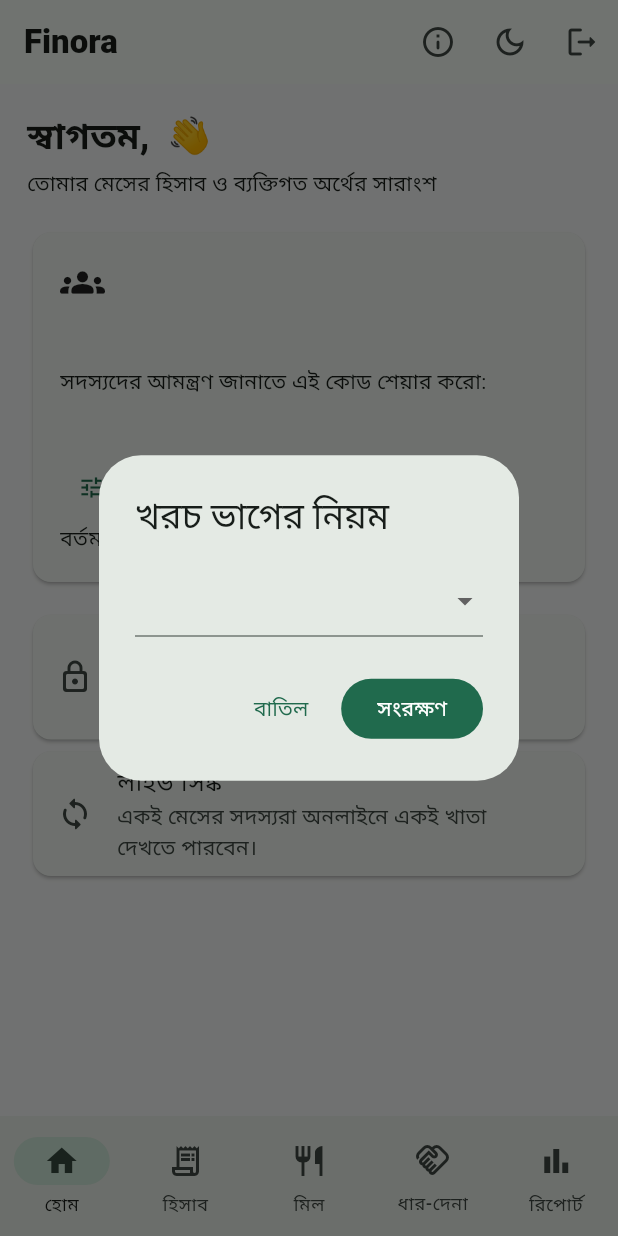
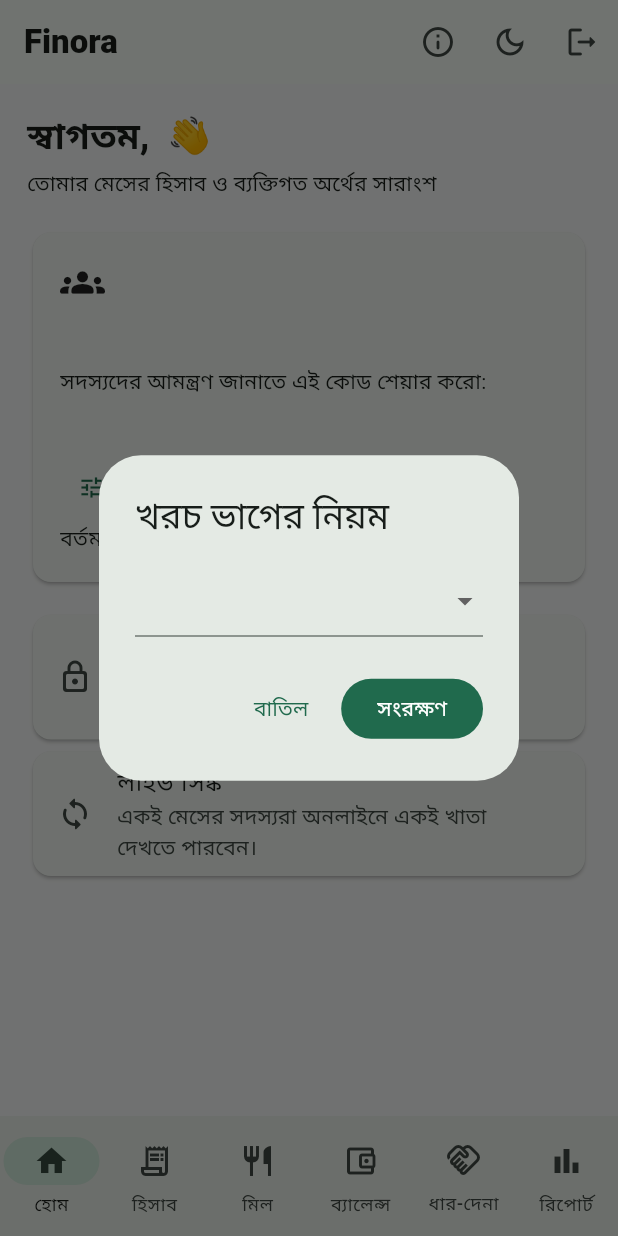
Before and after one commit to mdarman0964/Finora, a Flutter app: the DashboardPage screen opened directly with empty values, after a tap on "খরচ ভাগের নিয়ম নির্ধারণ", on a phone screen of 412 x 824 dp. Run offline on Flutter 3.47's test engine with Material 3 defaults, Android fonts, the phone set to English and light mode, and no system bars; our stand-ins replace cloud_firestore, firebase_auth, firebase_core, firebase_storage, image_picker, share_plus; missing offline and left inert: excel; accounts and stored records are empty.

Commit message:
Add member balance screen to Finora

```diff
--- a/lib/main.dart
+++ b/lib/main.dart
@@ -9,6 +9,7 @@ import 'package:intl/intl.dart';
 
 import 'firebase_options.dart';
 import 'services/accounting_service.dart';
+import 'services/balance_calculator.dart';
 import 'services/report_service.dart';
 
 void main() {
@@ -312,6 +313,7 @@ class _DashboardPageState extends State<DashboardPage> {
               _OverviewPage(userName: user.displayName ?? 'সদস্য', messId: messId),
               LedgerPage(messId: messId, service: _service),
               MealsPage(messId: messId, service: _service),
+              MemberBalancesPage(messId: messId, service: _service),
               LoansPage(service: _service),
               ReportsPage(messId: messId),
             ],
@@ -333,6 +335,7 @@ class _DashboardPageState extends State<DashboardPage> {
               NavigationDestination(icon: Icon(Icons.home_outlined), selectedIcon: Icon(Icons.home), label: 'হোম'),
               NavigationDestination(icon: Icon(Icons.receipt_long_outlined), selectedIcon: Icon(Icons.receipt_long), label: 'হিসাব'),
               NavigationDestination(icon: Icon(Icons.restaurant_outlined), selectedIcon: Icon(Icons.restaurant), label: 'মিল'),
+              NavigationDestination(icon: Icon(Icons.account_balance_wallet_outlined), selectedIcon: Icon(Icons.account_balance_wallet), label: 'ব্যালেন্স'),
               NavigationDestination(icon: Icon(Icons.handshake_outlined), selectedIcon: Icon(Icons.handshake), label: 'ধার-দেনা'),
               NavigationDestination(icon: Icon(Icons.bar_chart_outlined), selectedIcon: Icon(Icons.bar_chart), label: 'রিপোর্ট'),
             ],
@@ -820,6 +823,90 @@ class _MetricCard extends StatelessWidget {
   ])));
 }
 
+class MemberBalancesPage extends StatelessWidget {
+  const MemberBalancesPage({super.key, required this.messId, required this.service});
+  final String? messId;
+  final AccountingService service;
+
+  @override
+  Widget build(BuildContext context) {
+    if (messId == null) {
+      return const Center(child: Padding(
+        padding: EdgeInsets.all(24),
+        child: Text('সদস্যদের ব্যালেন্স দেখতে আগে মেস তৈরি করুন অথবা যোগ দিন।', textAlign: TextAlign.center),
+      ));
+    }
+    return StreamBuilder<DocumentSnapshot<Map<String, dynamic>>>(
+      stream: service.messStream(messId!),
+      builder: (context, messSnapshot) {
+        if (messSnapshot.hasError) return Center(child: Text('মেসের তথ্য লোড করা যায়নি: ${messSnapshot.error}'));
+        if (!messSnapshot.hasData) return const Center(child: CircularProgressIndicator());
+        final mess = messSnapshot.data!.data() ?? <String, dynamic>{};
+        final memberUids = (mess['memberUids'] as List<dynamic>? ?? const [])
+            .whereType<String>().toList();
+        return StreamBuilder<QuerySnapshot<Map<String, dynamic>>>(
+          stream: service.messTransactions(messId!),
+          builder: (context, transactionSnapshot) {
+            if (transactionSnapshot.hasError) return Center(child: Text('হিসাব লোড করা যায়নি: ${transactionSnapshot.error}'));
+            if (!transactionSnapshot.hasData) return const Center(child: CircularProgressIndicator());
+            return StreamBuilder<QuerySnapshot<Map<String, dynamic>>>(
+              stream: service.mealCounts(messId!),
+              builder: (context, mealSnapshot) {
+                if (mealSnapshot.hasError) return Center(child: Text('মিলের তথ্য লোড করা যায়নি: ${mealSnapshot.error}'));
+                if (!mealSnapshot.hasData) return const Center(child: CircularProgressIndicator());
+                final balances = BalanceCalculator.calculate(
+                  memberUids: memberUids,
+                  transactions: transactionSnapshot.data!.docs.map((doc) => doc.data()).toList(),
+                  meals: mealSnapshot.data!.docs.map((doc) => doc.data()).toList(),
+                ).entries.toList()
+                  ..sort((a, b) => b.value.compareTo(a.value));
+                final money = NumberFormat.currency(locale: 'en_BD', symbol: '৳', decimalDigits: 2);
+                return ListView(
+                  padding: const EdgeInsets.all(18),
+                  children: [
+                    Text('সদস্যভিত্তিক ব্যালেন্স', style: Theme.of(context).textTheme.headlineSmall?.copyWith(fontWeight: FontWeight.w800)),
+                    const SizedBox(height: 6),
+                    Text(mess['name'] as String? ?? 'তোমার মেস'),
+                    const SizedBox(height: 12),
+                    const Card(child: ListTile(
+                      leading: Icon(Icons.info_outline),
+                      title: Text('ব্যালেন্স কীভাবে পড়বেন?'),
+                      subtitle: Text('ইতিবাচক ব্যালেন্স = সদস্য টাকা পাবে। ঋণাত্মক ব্যালেন্স = সদস্যের টাকা দিতে হবে। হিসাব জমা, খরচ, নির্বাচিত ভাগের নিয়ম ও মিলের এন্ট্রি থেকে তৈরি হয়।'),
+                    )),
+                    const SizedBox(height: 8),
+                    if (balances.isEmpty)
+                      const Card(child: Padding(
+                        padding: EdgeInsets.all(18),
+                        child: Text('এখনও কোনো সদস্য বা হিসাব পাওয়া যায়নি।'),
+                      )),
+                    for (final entry in balances)
+                      Card(
+                        child: ListTile(
+                          leading: CircleAvatar(child: Text(entry.key.substring(entry.key.length > 2 ? entry.key.length - 2 : 0).toUpperCase())),
+                          title: Text('সদস্য • ${entry.key.length > 8 ? entry.key.substring(0, 8) : entry.key}'),
+                          subtitle: Text(entry.value > 0 ? 'পাবেন' : entry.value < 0 ? 'দিতে হবে' : 'হিসাব সমান'),
+                          trailing: Text(
+                            money.format(entry.value / 100),
+                            style: TextStyle(
+                              fontWeight: FontWeight.bold,
+                              color: entry.value > 0 ? Colors.green : entry.value < 0 ? Theme.of(context).colorScheme.error : null,
+                            ),
+                          ),
+                        ),
+                      ),
+                    const SizedBox(height: 8),
+                    const Text('নোট: সদস্যের নামের বদলে আপাতত পরিচয় কোড দেখানো হচ্ছে। ব্যালেন্স প্রাথমিক হিসাব; মাস বন্ধ/সমন্বয়ের আগে সদস্যদের এন্ট্রি যাচাই করুন.'),
+                  ],
+                );
+              },
+            );
+          },
+        );
+      },
+    );
+  }
+}
+
 class LoansPage extends StatefulWidget {
   const LoansPage({super.key, required this.service});
   final AccountingService service;
```
